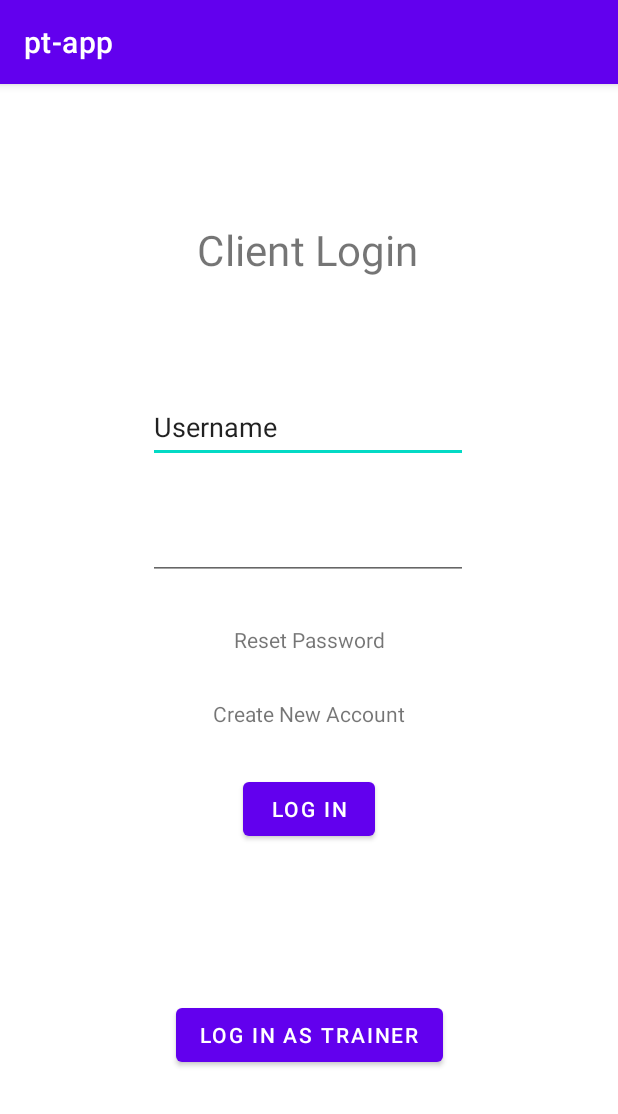
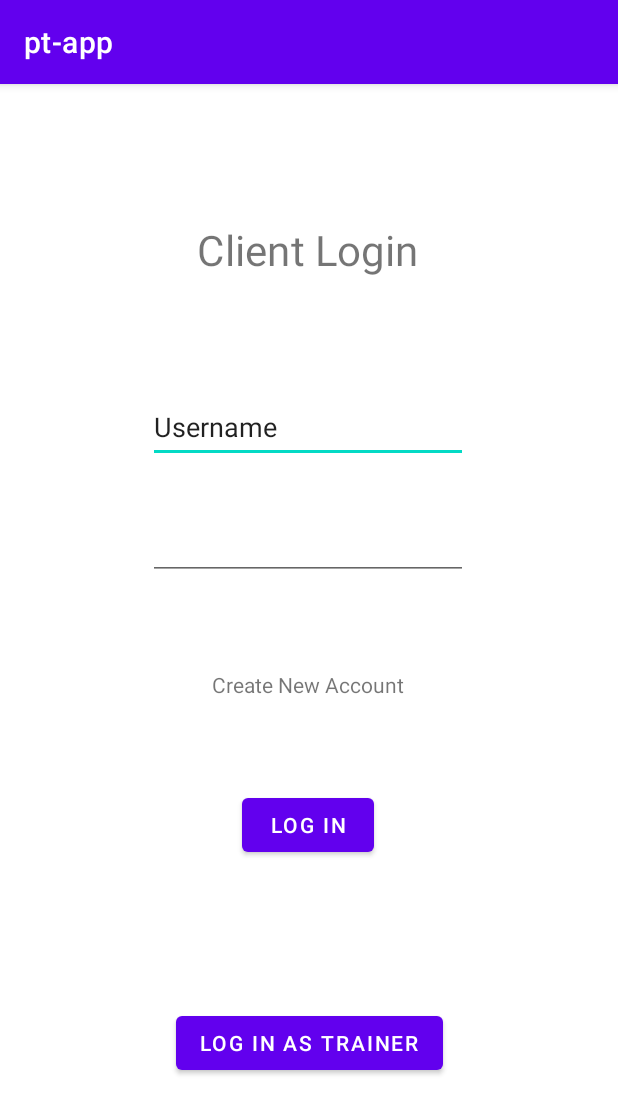
Before and after one commit to dnziz1/PT_Manager, an Android app: the screen it shows after launch (ClientLogin), on a phone screen of 412 x 824 dp. Shown: the top 1114 px of the screen. Run offline under Robolectric (Android 15) with nearby library versions, the phone set to English and light mode, and no system bars.

Commit message:
Commented out unused buttons in both logins

```diff
--- a/pt-app/app/src/main/res/layout/activity_client_login.xml
+++ b/pt-app/app/src/main/res/layout/activity_client_login.xml
@@ -34,6 +34,7 @@
         app:layout_constraintStart_toStartOf="parent"
         app:layout_constraintTop_toBottomOf="@+id/loginTitle" />
 
+    <!--
     <TextView
         android:id="@+id/resetPasswordText"
         android:layout_width="wrap_content"
@@ -43,27 +44,30 @@
         app:layout_constraintEnd_toEndOf="parent"
         app:layout_constraintStart_toStartOf="parent"
         app:layout_constraintTop_toBottomOf="@+id/clientPasswordInput" />
+    -->
 
     <TextView
         android:id="@+id/createNewAccountText"
         android:layout_width="wrap_content"
         android:layout_height="wrap_content"
-        android:layout_marginTop="30dp"
+        android:layout_marginTop="60dp"
+        android:clickable="true"
+        android:onClick="openClientRegister"
         android:text="Create New Account"
-        android:onClick="openClientRegister"
-        android:clickable="true"
         app:layout_constraintEnd_toEndOf="parent"
+        app:layout_constraintHorizontal_bias="0.498"
         app:layout_constraintStart_toStartOf="parent"
-        app:layout_constraintTop_toBottomOf="@+id/resetPasswordText" />
+        app:layout_constraintTop_toBottomOf="@+id/clientPasswordInput" />
 
     <Button
         android:id="@+id/clientLogin"
         android:layout_width="wrap_content"
         android:layout_height="wrap_content"
-        android:layout_marginTop="30dp"
+        android:layout_marginTop="60dp"
+        android:onClick="logIn"
         android:text="Log In"
-        android:onClick="logIn"
         app:layout_constraintEnd_toEndOf="parent"
+        app:layout_constraintHorizontal_bias="0.498"
         app:layout_constraintStart_toStartOf="parent"
         app:layout_constraintTop_toBottomOf="@+id/createNewAccountText" />
 
```
Also changed, not shown: pt-app/app/src/main/res/layout/activity_trainer_login.xml (+8 -3 lines).
